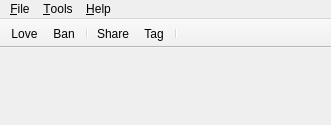
Old version of the form app/client/widgets/MainWindow.ui in the repository dougma/lastfm-desktop.
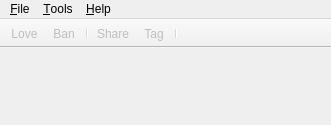
New version of the form. Icons and pictures are not drawn.

What changed in the file:
```diff
--- a/app/client/widgets/MainWindow.ui
+++ b/app/client/widgets/MainWindow.ui
@@ -78,14 +78,6 @@
    <addaction name="menuHelp" />
   </widget>
   <widget class="QToolBar" name="toolbar" >
-   <property name="geometry" >
-    <rect>
-     <x>0</x>
-     <y>22</y>
-     <width>331</width>
-     <height>60</height>
-    </rect>
-   </property>
    <property name="windowTitle" >
     <string/>
    </property>
@@ -133,6 +125,9 @@
    </property>
   </action>
   <action name="ban" >
+   <property name="enabled" >
+    <bool>false</bool>
+   </property>
    <property name="icon" >
     <iconset>
      <normaloff>:/MainWindow/ban.png</normaloff>:/MainWindow/ban.png</iconset>
@@ -142,6 +137,9 @@
    </property>
   </action>
   <action name="love" >
+   <property name="enabled" >
+    <bool>false</bool>
+   </property>
    <property name="icon" >
     <iconset>
      <normaloff>:/MainWindow/love.png</normaloff>:/MainWindow/love.png</iconset>
@@ -151,6 +149,9 @@
    </property>
   </action>
   <action name="share" >
+   <property name="enabled" >
+    <bool>false</bool>
+   </property>
    <property name="icon" >
     <iconset>
      <normaloff>:/MainWindow/share.png</normaloff>:/MainWindow/share.png</iconset>
@@ -160,6 +161,9 @@
    </property>
   </action>
   <action name="tag" >
+   <property name="enabled" >
+    <bool>false</bool>
+   </property>
    <property name="icon" >
     <iconset>
      <normaloff>:/MainWindow/tag.png</normaloff>:/MainWindow/tag.png</iconset>
```
Left out of the diff: 35 changed lines with no effect on the pictures.
